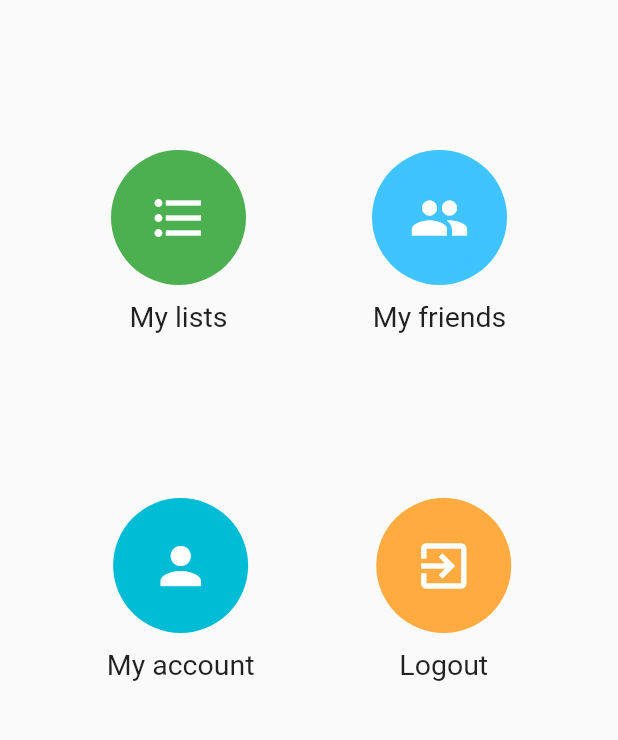
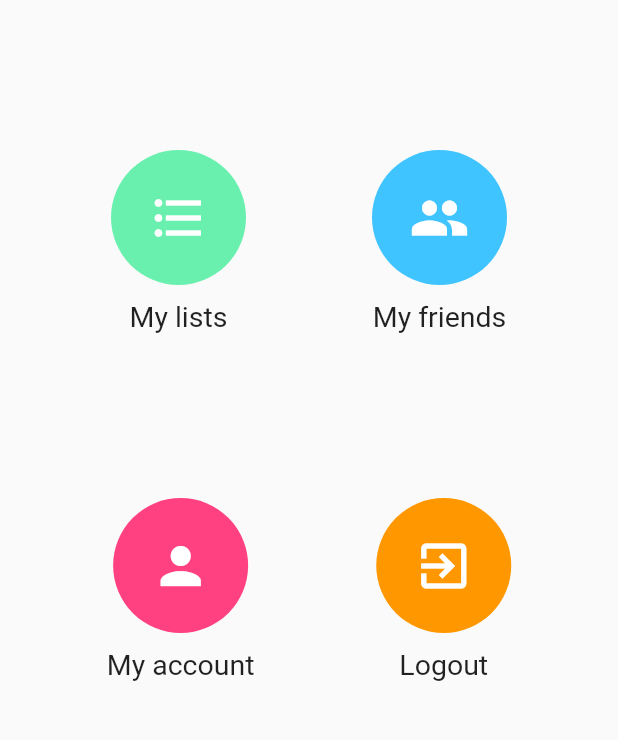
Before and after one commit to Delebrith/ShoppingM8-client, a Flutter app: the screen it shows after launch, on a phone screen of 412 x 824 dp, the part 300-1040 px from its top. Run offline on Flutter 3.47's test engine with Material 2 defaults, Android fonts, the phone set to English and light mode, and no system bars; our stand-ins replace image_cropper, image_picker.

Commit message:
change colors slightly

```diff
--- a/shoppingm8_fe/lib/menu/mainMenuWidget.dart
+++ b/shoppingm8_fe/lib/menu/mainMenuWidget.dart
@@ -55,7 +55,7 @@ class MainMenuWidget extends StatelessWidget {
                     MenuButton(
                       title: "My lists",
                       onPressed: moveToListScreen,
-                      color: Colors.green,
+                      color: Colors.greenAccent,
                       icon: Icons.format_list_bulleted,
                     ),
                     MenuButton(
@@ -72,13 +72,13 @@ class MainMenuWidget extends StatelessWidget {
                     MenuButton(
                       title: "My account",
                       onPressed: moveToAccountManagement,
-                      color: Colors.cyan,
+                      color: Colors.pinkAccent,
                       icon: Icons.person,
                     ),
                     MenuButton(
                       title: "Logout",
                       onPressed: logout,
-                      color: Colors.orangeAccent,
+                      color: Colors.orange,
                       icon: Icons.exit_to_app,
                     ),
                   ],
```
